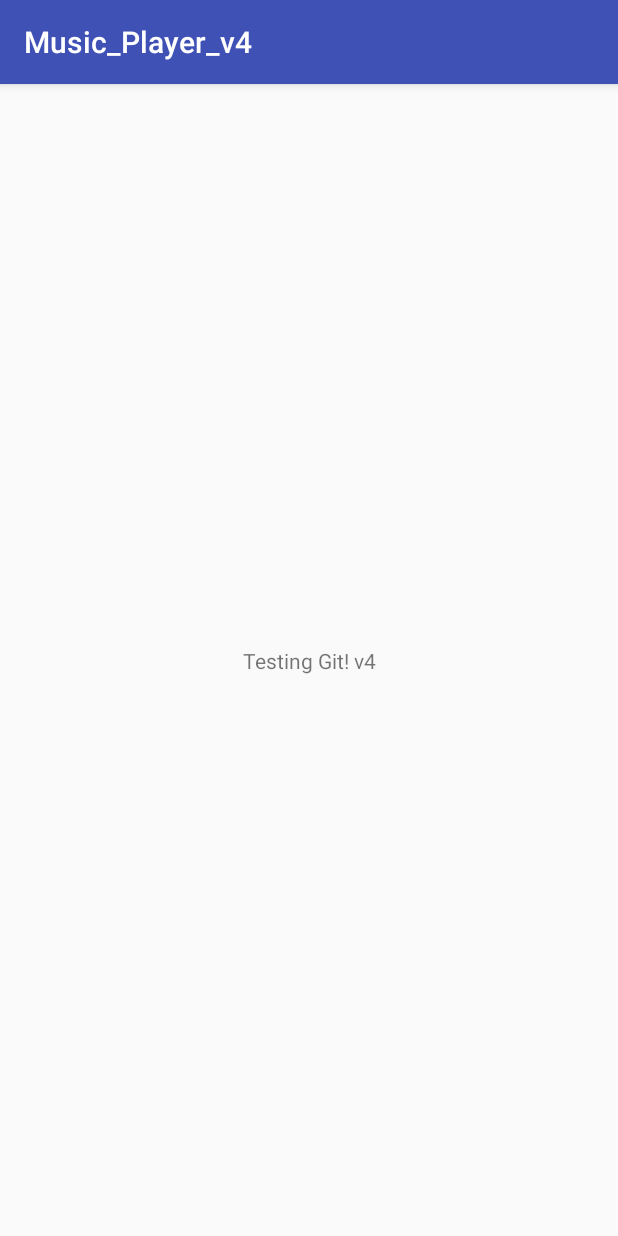
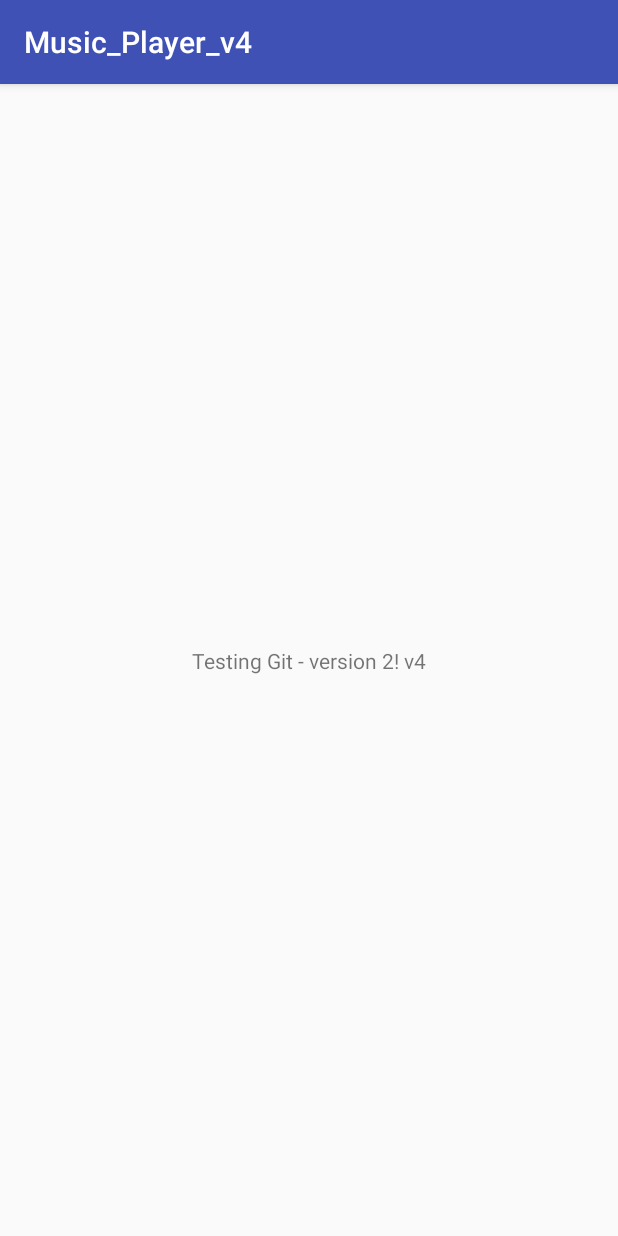
Before and after one commit to Phatest1/Music_Player_v4, an Android app: the screen it shows after launch (MainActivity), on a phone screen of 412 x 824 dp. Run offline under Robolectric (Android 15) with nearby library versions, the phone set to English and light mode, and no system bars.

Commit message:
Testing Git - version 2
Change TextView's text

```diff
--- a/app/src/main/res/layout/activity_main.xml
+++ b/app/src/main/res/layout/activity_main.xml
@@ -9,7 +9,7 @@
     <TextView
         android:layout_width="wrap_content"
         android:layout_height="wrap_content"
-        android:text="Testing Git! v4"
+        android:text="Testing Git - version 2! v4"
         app:layout_constraintBottom_toBottomOf="parent"
         app:layout_constraintLeft_toLeftOf="parent"
         app:layout_constraintRight_toRightOf="parent"
```
